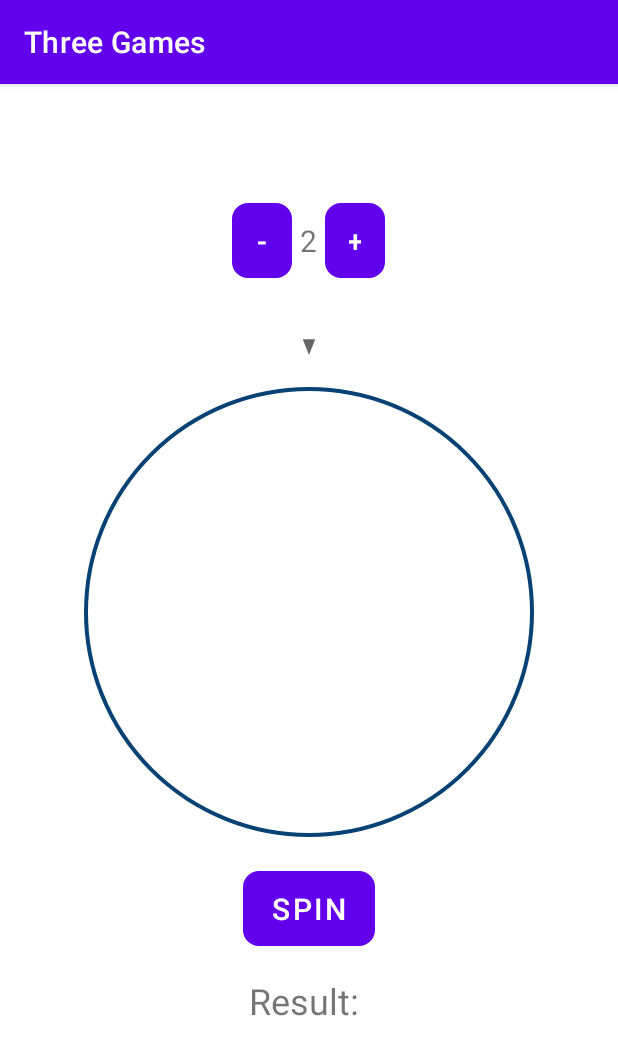
After one commit to choihj00/ThreeGames, an Android app: the RouletteActivity screen opened directly, with no data from a screen before it, on a phone screen of 412 x 824 dp. The commit adds this screen. Shown: the top 1055 px of the screen. Run offline under Robolectric (Android 15) with nearby library versions, the phone set to English and light mode, and no system bars.

Commit message:
[박소영/UPDATE] 룰렛 게임 디자인 구현

```diff
--- a/app/src/main/AndroidManifest.xml
+++ b/app/src/main/AndroidManifest.xml
@@ -26,6 +26,9 @@
             </intent-filter>
         </activity>
         <activity
+            android:name=".RouletteActivity"
+            android:exported="true" />
+        <activity
             android:name=".MainActivity"
             android:exported="true">
             <intent-filter>
--- a/app/src/main/java/com/example/threegames/MainActivity.java
+++ b/app/src/main/java/com/example/threegames/MainActivity.java
@@ -5,6 +5,7 @@ import androidx.appcompat.app.AppCompatActivity;
 import android.content.Intent;
 import android.os.Bundle;
 import android.view.View;
+import android.widget.Button;
 
 public class MainActivity extends AppCompatActivity {
 
@@ -12,6 +13,15 @@ public class MainActivity extends AppCompatActivity {
     protected void onCreate(Bundle savedInstanceState) {
         super.onCreate(savedInstanceState);
         setContentView(R.layout.activity_main);
+
+        Button roulette = (Button) findViewById(R.id.roulette);
+        roulette.setOnClickListener(new View.OnClickListener() {
+            @Override
+            public void onClick(View view) {
+                Intent intent = new Intent(getApplicationContext(), RouletteActivity.class);
+                startActivity(intent);
+            }
+        });
     }
 
     public void onClickLadder(View v){
--- /dev/null
+++ b/app/src/main/java/com/example/threegames/RouletteActivity.java
@@ -0,0 +1,44 @@
+package com.example.threegames;
+
+import androidx.appcompat.app.AppCompatActivity;
+
+import android.os.Bundle;
+import android.view.View;
+import android.widget.Button;
+import android.widget.TextView;
+
+public class RouletteActivity extends AppCompatActivity {
+    private Button spin, increaseCount, decreaseCount;
+    private TextView resultText, count;
+
+    @Override
+    protected void onCreate(Bundle savedInstanceState) {
+        super.onCreate(savedInstanceState);
+        setContentView(R.layout.activity_roulette);
+
+        spin = (Button) findViewById(R.id.spinButton);
+        increaseCount = (Button) findViewById(R.id.decreaseCount);
+        decreaseCount = (Button) findViewById(R.id.increaseCount);
+
+        resultText = (TextView) findViewById(R.id.resultText);
+        count = (TextView) findViewById(R.id.count);
+    }
+
+    public void increaseCount(View v){
+        int count = Integer.parseInt(this.count.getText().toString());
+        System.out.println(count);
+        if(count == 6)
+            return;
+        count++;
+        this.count.setText(count+"");
+    }
+
+    public void decreaseCount(View v){
+        int count = Integer.parseInt(this.count.getText().toString());
+        System.out.println(count);
+        if(count == 2)
+            return;
+        count--;
+        this.count.setText(count+"");
+    }
+}
--- /dev/null
+++ b/app/src/main/res/drawable/background_roulette.xml
@@ -0,0 +1,12 @@
+<?xml version="1.0" encoding="utf-8"?>
+<shape xmlns:android="http://schemas.android.com/apk/res/android"
+    android:padding="10dp"
+    android:shape="ring"
+    android:innerRadius="148dp"
+    android:thickness="1dp"
+    android:useLevel="false">
+    <solid android:color="#2171b5" />
+    <stroke
+        android:width="1dp"
+        android:color="#064274" />
+</shape>
--- /dev/null
+++ b/app/src/main/res/drawable/baseline_arrow_drop_down.xml
@@ -0,0 +1,11 @@
+<?xml version="1.0" encoding="utf-8"?>
+<vector xmlns:android="http://schemas.android.com/apk/res/android"
+    android:width="20dp"
+    android:height="50dp"
+    android:viewportWidth="36"
+    android:viewportHeight="36"
+    android:tint="?attr/colorControlNormal">
+    <path
+        android:fillColor="@android:color/white"
+        android:pathData="M10.5,15l7.5,7.5 7.5,-7.5z"/>
+</vector>
--- /dev/null
+++ b/app/src/main/res/drawable/roulette_button_style.xml
@@ -0,0 +1,11 @@
+<?xml version="1.0" encoding="utf-8"?>
+<shape xmlns:android="http://schemas.android.com/apk/res/android"
+    android:shape="rectangle">
+    <stroke
+        android:width="1dp"
+        android:color="@color/black"/>
+    <size
+        android:width="36dp"
+        android:height="50dp"/>
+    <corners android:radius="10dp"/>
+</shape>
--- /dev/null
+++ b/app/src/main/res/layout/activity_roulette.xml
@@ -0,0 +1,90 @@
+<?xml version="1.0" encoding="utf-8"?>
+<androidx.constraintlayout.widget.ConstraintLayout xmlns:android="http://schemas.android.com/apk/res/android"
+    xmlns:app="http://schemas.android.com/apk/res-auto"
+    xmlns:tools="http://schemas.android.com/tools"
+    android:layout_width="match_parent"
+    android:layout_height="match_parent"
+    tools:context=".RouletteActivity">
+
+    <LinearLayout
+        android:layout_width="409dp"
+        android:layout_height="729dp"
+        android:orientation="vertical"
+        app:layout_constraintBottom_toBottomOf="parent"
+        app:layout_constraintEnd_toEndOf="parent"
+        app:layout_constraintStart_toStartOf="parent"
+        app:layout_constraintTop_toTopOf="parent">
+
+        <LinearLayout
+            android:layout_width="wrap_content"
+            android:layout_height="wrap_content"
+            android:layout_gravity="center"
+            android:layout_marginTop="60dp"
+            android:orientation="horizontal">
+
+            <Button
+                android:id="@+id/decreaseCount"
+                android:layout_width="40dp"
+                android:layout_height="wrap_content"
+                android:layout_weight="1"
+                android:background="@drawable/roulette_button_style"
+                android:onClick="decreaseCount"
+                android:text="-"
+                android:textSize="20sp" />
+
+            <TextView
+                android:id="@+id/count"
+                android:layout_width="wrap_content"
+                android:layout_height="wrap_content"
+                android:layout_marginStart="5dp"
+                android:layout_marginEnd="5dp"
+                android:layout_weight="1"
+                android:text="2"
+                android:textSize="20sp" />
+
+            <Button
+                android:id="@+id/increaseCount"
+                android:layout_width="40dp"
+                android:layout_height="wrap_content"
+                android:layout_weight="1"
+                android:background="@drawable/roulette_button_style"
+                android:onClick="increaseCount"
+                android:text="+"
+                android:textSize="20sp" />
+        </LinearLayout>
+
+        <ImageView
+            android:id="@+id/arrow"
+            android:layout_width="wrap_content"
+            android:layout_height="wrap_content"
+            android:layout_gravity="center"
+            android:layout_marginTop="20dp"
+            android:background="@drawable/baseline_arrow_drop_down" />
+
+        <RelativeLayout
+            android:id="@+id/roulette"
+            android:layout_width="match_parent"
+            android:layout_height="305dp"
+            android:background="@drawable/background_roulette"></RelativeLayout>
+
+        <Button
+            android:id="@+id/spinButton"
+            android:layout_width="wrap_content"
+            android:layout_height="wrap_content"
+            android:layout_gravity="center"
+            android:layout_marginTop="20dp"
+            android:text="spin"
+            android:textSize="20sp"
+            android:background="@drawable/roulette_button_style"/>
+
+        <TextView
+            android:id="@+id/resultText"
+            android:layout_width="wrap_content"
+            android:layout_height="wrap_content"
+            android:layout_gravity="center"
+            android:layout_marginTop="20dp"
+            android:text="Result: "
+            android:textSize="24sp" />
+
+    </LinearLayout>
+</androidx.constraintlayout.widget.ConstraintLayout>
```
